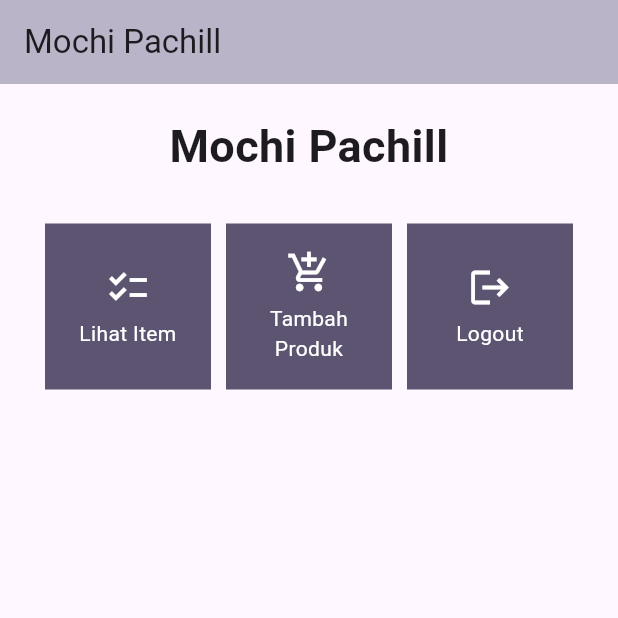
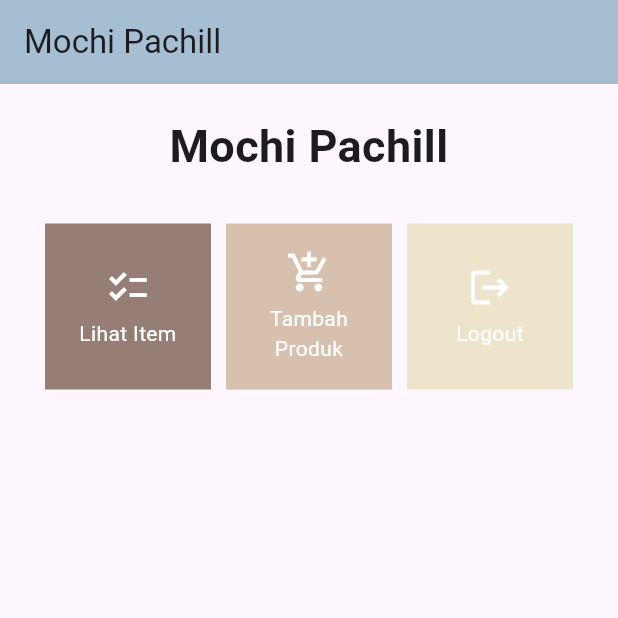
Before and after one commit to fayyazheva/flutter_inventory, a Flutter app: the screen it shows after launch, on a phone screen of 412 x 824 dp, the top half of it. Run offline on Flutter 3.47's test engine with Material 2 defaults, Android fonts, the phone set to English and light mode, and no system bars.

Commit message:
change color

```diff
--- a/lib/main.dart
+++ b/lib/main.dart
@@ -31,7 +31,7 @@ class MyApp extends StatelessWidget {
         // tested with just a hot reload.
         appBarTheme: AppBarTheme(
           backgroundColor:
-              Color.fromARGB(255, 185, 180, 199), // Atur warna AppBar di sini
+              Color.fromARGB(255, 166, 190, 210), // Atur warna AppBar di sini
         ),
         useMaterial3: true,
 
--- a/lib/menu.dart
+++ b/lib/menu.dart
@@ -3,10 +3,12 @@ import 'package:flutter/material.dart';
 class MyHomePage extends StatelessWidget {
   MyHomePage({Key? key}) : super(key: key);
   final List<ShopItem> items = [
-    ShopItem("Lihat Item", Icons.checklist),
-    ShopItem("Tambah Produk", Icons.add_shopping_cart),
-    ShopItem("Logout", Icons.logout),
+    ShopItem("Lihat Item", Icons.checklist, Color.fromARGB(255, 150, 126, 118)),
+    ShopItem("Tambah Produk", Icons.add_shopping_cart,
+        Color.fromARGB(255, 215, 192, 174)),
+    ShopItem("Logout", Icons.logout, Color.fromARGB(255, 238, 227, 203)),
   ];
+
   // This widget is the home page of your application. It is stateful, meaning
   // that it has a State object (defined below) that contains fields that affect
   // how it looks.
@@ -68,8 +70,9 @@ class MyHomePage extends StatelessWidget {
 class ShopItem {
   final String name;
   final IconData icon;
+  final Color color;
 
-  ShopItem(this.name, this.icon);
+  ShopItem(this.name, this.icon, this.color);
 }
 
 class ShopCard extends StatelessWidget {
@@ -80,7 +83,7 @@ class ShopCard extends StatelessWidget {
   @override
   Widget build(BuildContext context) {
     return Material(
-      color: Color.fromARGB(255, 92, 84, 112),
+      color: item.color,
       child: InkWell(
         // Area responsive terhadap sentuhan
         onTap: () {
```
